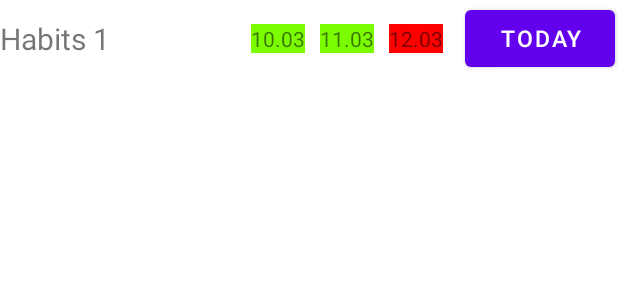
After one commit to agera404/HabitsTracker, an Android app: the layout habit_item.xml on its own in the app's theme, with its tools: preview values and no code run, on a phone screen of 412 x 824 dp. The commit adds this screen. Shown: the top 300 px of the screen. Run offline under Robolectric (Android 15) with nearby library versions, the phone set to English and light mode, and no system bars.

Commit message:
НасПодключила View binding, создала адаптер, и фрагмент для habits

```diff
--- /dev/null
+++ b/app/src/main/res/layout/habit_item.xml
@@ -0,0 +1,81 @@
+<?xml version="1.0" encoding="utf-8"?>
+<LinearLayout xmlns:android="http://schemas.android.com/apk/res/android"
+    xmlns:app="http://schemas.android.com/apk/res-auto"
+    xmlns:tools="http://schemas.android.com/tools"
+    android:layout_width="match_parent"
+    android:layout_height="match_parent"
+    android:orientation="vertical">
+
+    <androidx.constraintlayout.widget.ConstraintLayout
+        android:layout_width="match_parent"
+        android:layout_height="wrap_content">
+
+        <TextView
+            android:id="@+id/textView"
+            android:layout_width="wrap_content"
+            android:layout_height="wrap_content"
+            android:layout_marginTop="12dp"
+            android:layout_marginBottom="11dp"
+            android:text="Habits 1"
+            android:textSize="20sp"
+            app:layout_constraintBottom_toBottomOf="parent"
+            app:layout_constraintEnd_toStartOf="@+id/button"
+            app:layout_constraintHorizontal_bias="0.0"
+            app:layout_constraintStart_toStartOf="parent"
+            app:layout_constraintTop_toTopOf="parent"
+            app:layout_constraintVertical_bias="0.0" />
+
+        <LinearLayout
+            android:layout_width="wrap_content"
+            android:layout_height="wrap_content"
+            android:orientation="horizontal"
+            app:layout_constraintBottom_toBottomOf="parent"
+            app:layout_constraintEnd_toStartOf="@+id/button"
+            app:layout_constraintHorizontal_bias="0.95"
+            app:layout_constraintStart_toEndOf="@+id/textView"
+            app:layout_constraintTop_toTopOf="parent">
+
+            <TextView
+                android:layout_width="wrap_content"
+                android:layout_height="wrap_content"
+                android:text="10.03"
+                android:layout_marginRight="10dp"
+                android:background="#7CFC00"/>
+
+            <TextView
+                android:layout_width="wrap_content"
+                android:layout_height="wrap_content"
+                android:text="11.03"
+                android:layout_marginRight="10dp"
+                android:background="#7CFC00"
+                />
+
+            <TextView
+                android:layout_width="wrap_content"
+                android:layout_height="wrap_content"
+                android:layout_marginRight="10dp"
+                android:text="12.03"
+                android:background="#FF0000"/>
+
+
+        </LinearLayout>
+
+        <Button
+            android:id="@+id/button"
+            android:layout_width="100dp"
+            android:layout_height="50dp"
+            android:layout_marginEnd="2dp"
+            app:layout_constraintBottom_toBottomOf="parent"
+            app:layout_constraintEnd_toEndOf="parent"
+            app:layout_constraintTop_toTopOf="parent"
+            android:text="today"
+            android:textSize="15sp"/>
+
+
+    </androidx.constraintlayout.widget.ConstraintLayout>
+
+
+
+
+
+</LinearLayout>
```
Also changed, not shown: app/build.gradle (+8 -1 lines), app/src/main/java/com/example/habitstracker/MainActivity.kt (+14 -1 lines), app/src/main/java/com/example/habitstracker/adapters/HabitsAdapter.kt (added, +25 -0 lines), app/src/main/java/com/example/habitstracker/fragments/MainFragment.kt (added, +43 -0 lines), app/src/main/java/com/example/habitstracker/viewmodels/MainViewModel.kt (added, +7 -0 lines), app/src/main/res/layout/activity_main.xml (+5 -9 lines), app/src/main/res/layout/main_fragment.xml (added, +10 -0 lines).
